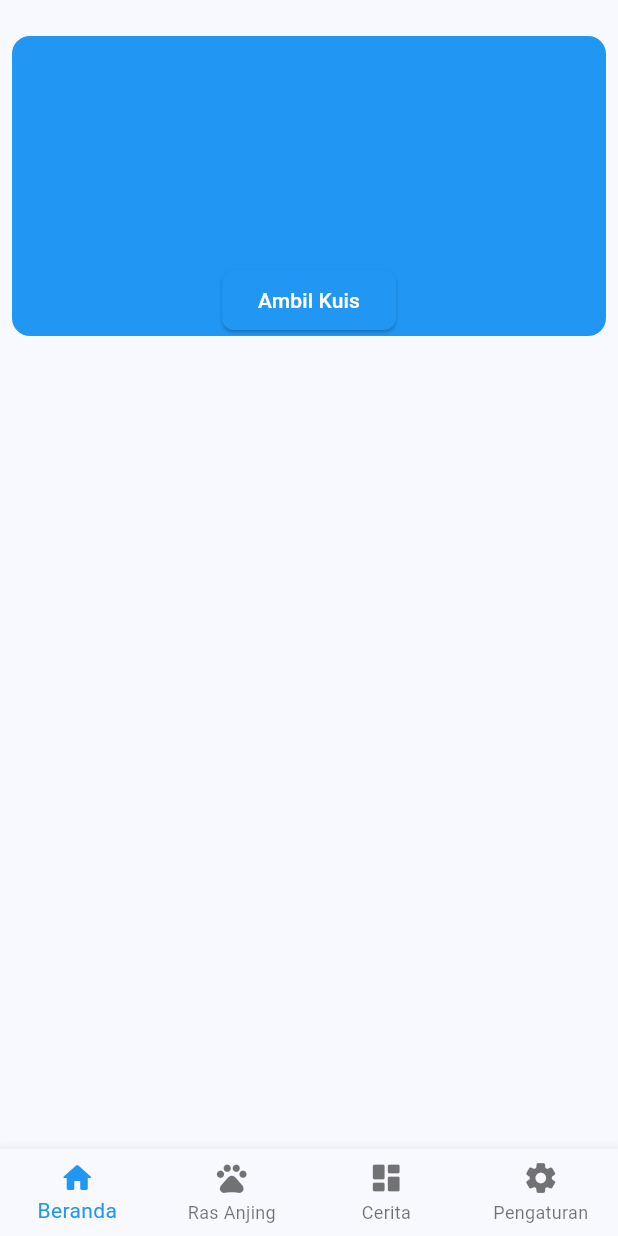
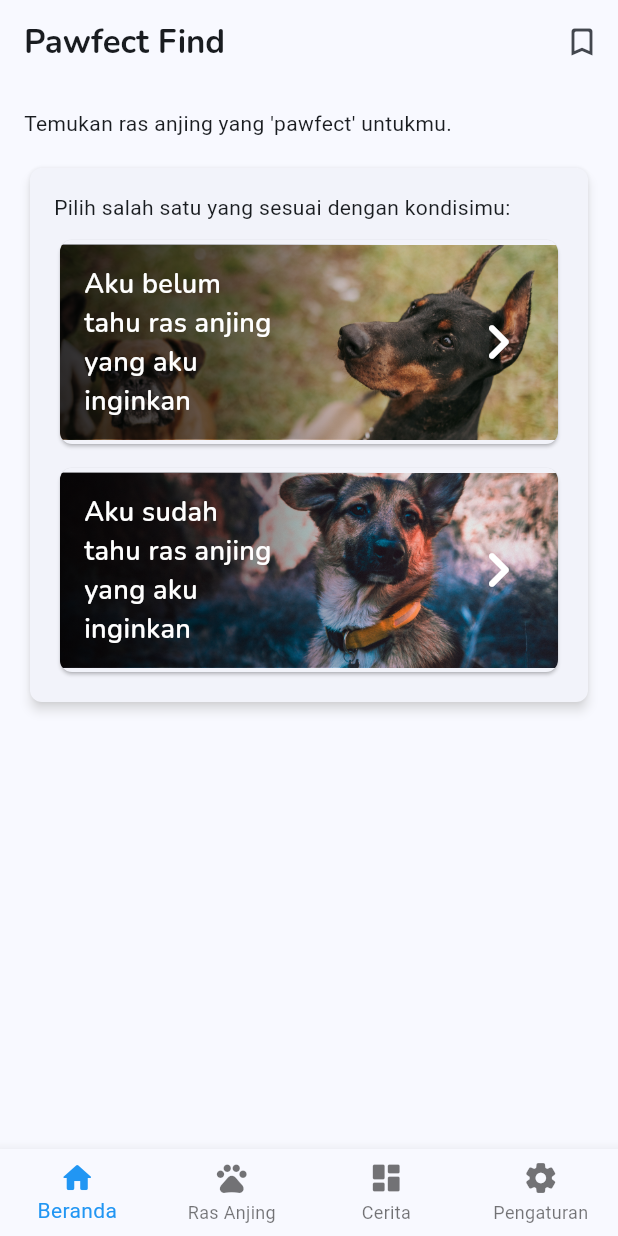
Before and after one commit to cellaaudi/Pawfect-Find-Flutter, a Flutter app: the screen it shows after launch, on a phone screen of 412 x 824 dp. Run offline on Flutter 3.47's test engine with Material 3 defaults, Android fonts, the phone set to English and light mode, and no system bars; our stand-ins replace firebase_auth, firebase_core, google_fonts, google_sign_in, shared_preferences; missing offline and left inert: dart:js; accounts and stored records are empty.

Commit message:
home page ui

```diff
--- a/pawfect_find/lib/main.dart
+++ b/pawfect_find/lib/main.dart
@@ -112,7 +112,11 @@ class _MyHomePageState extends State<MyHomePage> {
   @override
   Widget build(BuildContext context) {
     return Scaffold(
-      body: _screens[_currentIndex],
+      body: Center(
+          child: ConstrainedBox(
+        constraints: const BoxConstraints(maxWidth: 500.0),
+        child: _screens[_currentIndex],
+      )),
       bottomNavigationBar: navbar(),
     );
   }
--- a/pawfect_find/lib/screen/navbar/breed.dart
+++ b/pawfect_find/lib/screen/navbar/breed.dart
@@ -1,10 +1,21 @@
 import 'package:flutter/material.dart';
 
-class BreedPage extends StatelessWidget {
+class BreedPage extends StatefulWidget {
+  @override
+  State<StatefulWidget> createState() => _BreedPage();
+}
+
+class _BreedPage extends State<BreedPage> {
+
+  Widget displayBreedsList() {
+    return SingleChildScrollView(
+
+    );
+  }
+
   @override
   Widget build(BuildContext context) {
-    return Scaffold(
-      body: Center(child: Text('This is Breed Page')),
-    );
+    // TODO: implement build
+    throw UnimplementedError();
   }
 }
--- a/pawfect_find/lib/screen/navbar/home.dart
+++ b/pawfect_find/lib/screen/navbar/home.dart
@@ -1,48 +1,169 @@
+import 'dart:ui';
+
 import 'package:flutter/material.dart';
+import 'package:google_fonts/google_fonts.dart';
 
 class HomePage extends StatelessWidget {
+  double cardHeight = 130.0;
 
-  Widget mainCard() {
-    return Card(
-      child: Column(
+  Widget displayCard(
+          ctxt, String route, String imagePath, double cardH, String txt) =>
+      Expanded(
+          child: InkWell(
+              onTap: () {
+                Navigator.pushNamed(ctxt, route);
+              },
+              child: Card(
+                clipBehavior: Clip.antiAlias,
+                shape: RoundedRectangleBorder(
+                    borderRadius: BorderRadius.circular(8.0)),
+                child: Stack(
+                  alignment: Alignment.center,
                   children: [
-          Text("text"),
+                    Ink.image(
+                      image: AssetImage(imagePath),
+                      height: cardH,
+                      fit: BoxFit.cover,
+                    ),
+                    Container(
+                      height: cardH,
+                      decoration: BoxDecoration(
+                          gradient: LinearGradient(
+                              begin: Alignment.centerLeft,
+                              end: Alignment.centerRight,
+                              colors: [
+                            Colors.black.withOpacity(0.8),
+                            Colors.black.withOpacity(0.5),
+                            Colors.transparent,
+                            Colors.transparent,
+                          ])),
+                    ),
+                    Padding(
+                      padding: EdgeInsets.all(16.0),
+                      child: Row(
+                          mainAxisAlignment: MainAxisAlignment.spaceBetween,
+                          children: [
+                            Flexible(
+                              flex: 1,
+                              child: Text(
+                                txt,
+                                style: GoogleFonts.nunito(
+                                  fontSize: 18,
+                                  fontWeight: FontWeight.w600,
+                                  color: Colors.white,
+                                ),
+                              ),
+                            ),
+                            const Spacer(),
+                            const Icon(
+                              Icons.chevron_right_rounded,
+                              color: Colors.white,
+                              size: 48.0,
+                            ),
+                          ]),
+                    )
                   ],
                 ),
-    );
-  }
+              )));
 
   @override
   Widget build(BuildContext context) {
     return Scaffold(
-      body: Column(children: <Widget>[
+        appBar: AppBar(
+          title: Text(
+            'Pawfect Find',
+            style: GoogleFonts.nunito(fontWeight: FontWeight.w700),
+          ),
+          actions: [
+            IconButton(
+                onPressed: () {}, icon: Icon(Icons.bookmark_border_rounded))
+          ],
+        ),
+        body: Padding(
+          padding: EdgeInsets.all(16.0),
+          child: SingleChildScrollView(
+            child: Column(
+              children: [
                 Row(
                   mainAxisAlignment: MainAxisAlignment.start,
-            crossAxisAlignment: CrossAxisAlignment.start,
-            children: <Widget>[
-              Expanded(
-                  child: Container(
-                margin: EdgeInsets.only(left: 8.0, top: 24.0, right: 8.0),
-                decoration: BoxDecoration(
-                  color: Colors.blue,
-                  borderRadius: BorderRadius.circular(12.0),
-                ),
-                alignment: Alignment.topCenter,
-                width: 300.0,
-                height: 200.0,
-                child: Column(
-                  mainAxisAlignment: MainAxisAlignment.end,
-                  children: <Widget> [
-                    ElevatedButton(
-                        onPressed: () {
-                          Navigator.pushNamed(context, "starter");
-                        },
-                        child: Text('Ambil Kuis'))
+                  children: [
+                    Text('Temukan ras anjing yang \'pawfect\' untukmu.'),
                   ],
                 ),
-              ))
-            ])
+                SizedBox(
+                  height: 16.0,
+                ),
+                Row(mainAxisAlignment: MainAxisAlignment.start, children: [
+                  Expanded(
+                      child: Card(
+                          elevation: 3,
+                          shadowColor: Colors.grey.shade50,
+                          shape: RoundedRectangleBorder(
+                              borderRadius: BorderRadius.circular(8)),
+                          child: Padding(
+                            padding: EdgeInsets.all(16.0),
+                            child: Column(children: [
+                              Row(children: [
+                                Text(
+                                    'Pilih salah satu yang sesuai dengan kondisimu:'),
                               ]),
+                              SizedBox(
+                                height: 8.0,
+                              ),
+                              Row(children: [
+                                displayCard(
+                                    context,
+                                    'quiz',
+                                    'assets/images/card_1.jpg',
+                                    cardHeight,
+                                    'Aku belum tahu ras anjing yang aku inginkan'),
+                              ]),
+                              SizedBox(
+                                height: 8.0,
+                              ),
+                              Row(children: [
+                                displayCard(
+                                    context,
+                                    'starter',
+                                    'assets/images/card_2.jpg',
+                                    cardHeight,
+                                    'Aku sudah tahu ras anjing yang aku inginkan'),
+                              ]),
+                            ]),
+                          )))
+                ]),
+              ],
+            ),
+          ),
+        )
+        // Column(children: <Widget>[
+        //   Row(
+        //       mainAxisAlignment: MainAxisAlignment.start,
+        //       crossAxisAlignment: CrossAxisAlignment.start,
+        //       children: <Widget>[
+        //         Expanded(
+        //             child: Container(
+        //           margin: EdgeInsets.only(left: 8.0, top: 24.0, right: 8.0),
+        //           decoration: BoxDecoration(
+        //             color: Colors.blue,
+        //             borderRadius: BorderRadius.circular(12.0),
+        //           ),
+        //           alignment: Alignment.topCenter,
+        //           width: 300.0,
+        //           height: 200.0,
+        //           child: Column(
+        //             mainAxisAlignment: MainAxisAlignment.end,
+        //             children: <Widget>[
+        //               ElevatedButton(
+        //                   onPressed: () {
+        //                     Navigator.pushNamed(context, "starter");
+        //                   },
+        //                   child: Text('Ambil Kuis'))
+        //             ],
+        //           ),
+        //         ))
+        //       ])
+        // ]),
         );
   }
 }
--- a/pawfect_find/lib/screen/quiz/starter.dart
+++ b/pawfect_find/lib/screen/quiz/starter.dart
@@ -13,22 +13,22 @@ class QuizStarterPage extends StatelessWidget {
             SizedBox(
               height: 16.0,
             ),
-            Card(
-                clipBehavior: Clip.antiAlias,
-                shape: RoundedRectangleBorder(
-                    borderRadius: BorderRadius.circular(8)),
-                child: Stack(
-                  alignment: Alignment.center,
-                  children: [
-                    Ink.image(
-                      image: NetworkImage(
-                          'https://images.pexels.com/photos/2071555/pexels-photo-2071555.jpeg?auto=compress&cs=tinysrgb&w=1260&h=750&dpr=1'),
-                      height: 240.0,
-                      fit: BoxFit.cover,
-                    ),
-                    Text("gsd")
-                  ],
-                ))
+            // Card(
+            //     clipBehavior: Clip.antiAlias,
+            //     shape: RoundedRectangleBorder(
+            //         borderRadius: BorderRadius.circular(8)),
+            //     child: Stack(
+            //       alignment: Alignment.center,
+            //       children: [
+            //         Ink.image(
+            //           image: NetworkImage(
+            //               'https://images.pexels.com/photos/2071555/pexels-photo-2071555.jpeg?auto=compress&cs=tinysrgb&w=1260&h=750&dpr=1'),
+            //           height: 240.0,
+            //           fit: BoxFit.cover,
+            //         ),
+            //         Text("gsd")
+            //       ],
+            //     ))
             // Expanded(
             //     child: Container(
             //   decoration: BoxDecoration(
```
Also changed, not shown: pawfect_find/pubspec.yaml (+5 -2 lines), pawfect_find/assets/images/card_1.jpg (added), pawfect_find/assets/images/card_2.jpg (added), pawfect_find/pubspec.lock, 1 other file. Lines whose indentation alone changed are shown as unchanged.
